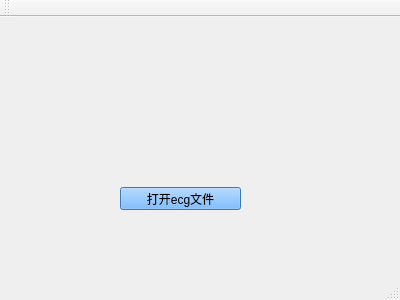
waynecn/DrawECG, file mainwindow.ui: the form before one commit.
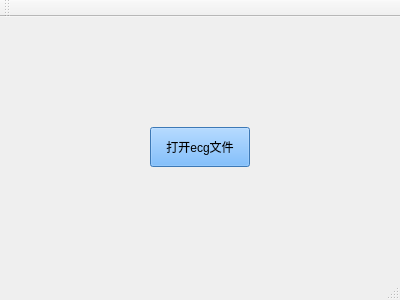
The form after the commit.

```diff
--- a/mainwindow.ui
+++ b/mainwindow.ui
@@ -14,14 +14,14 @@
    <string>MainWindow</string>
   </property>
   <widget class="QWidget" name="centralWidget">
+   <layout class="QGridLayout" name="gridLayout">
+    <item row="0" column="0">
    <widget class="QPushButton" name="openEcgFilePushButton">
-    <property name="geometry">
-     <rect>
-      <x>120</x>
-      <y>170</y>
-      <width>121</width>
-      <height>23</height>
-     </rect>
+      <property name="maximumSize">
+       <size>
+        <width>100</width>
+        <height>40</height>
+       </size>
     </property>
     <property name="styleSheet">
      <string notr="true">background-color: rgb(85, 170, 255);</string>
@@ -30,6 +30,8 @@
      <string>打开ecg文件</string>
     </property>
    </widget>
+    </item>
+   </layout>
   </widget>
   <widget class="QMenuBar" name="menuBar">
    <property name="geometry">
```
Lines whose indentation alone changed are shown as unchanged.
